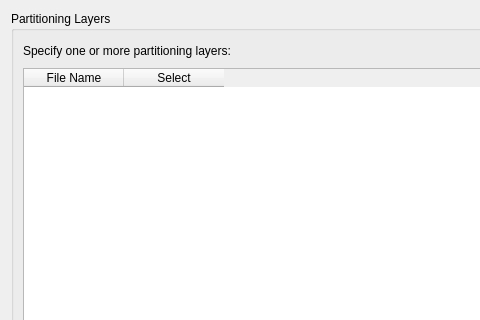
Qt form src/qt-widgets/AssignReconstructionPlateIdsDialogUi.ui (GPlates/GPlates) before a commit; both pictures show x 0 to 480 and y 0 to 320 of the 796 by 575 pixel window.
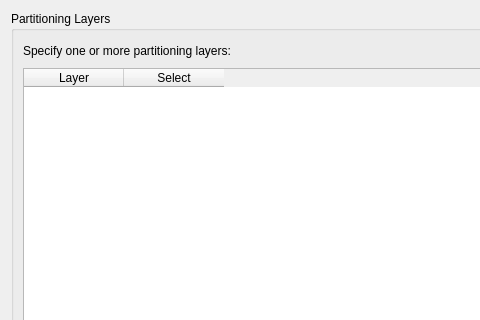
The same form after that commit. Icons and pictures are not drawn.

Commit message: (trunk) Move merging of rotation layers into a dialog (in preparation for being able to select which layers to merge).

```diff
--- a/src/qt-widgets/AssignReconstructionPlateIdsDialogUi.ui
+++ b/src/qt-widgets/AssignReconstructionPlateIdsDialogUi.ui
@@ -96,7 +96,7 @@
             </property>
             <column>
              <property name="text">
-              <string>File Name</string>
+              <string>Layer</string>
              </property>
             </column>
             <column>
```
The commit also changes 7 other files.
